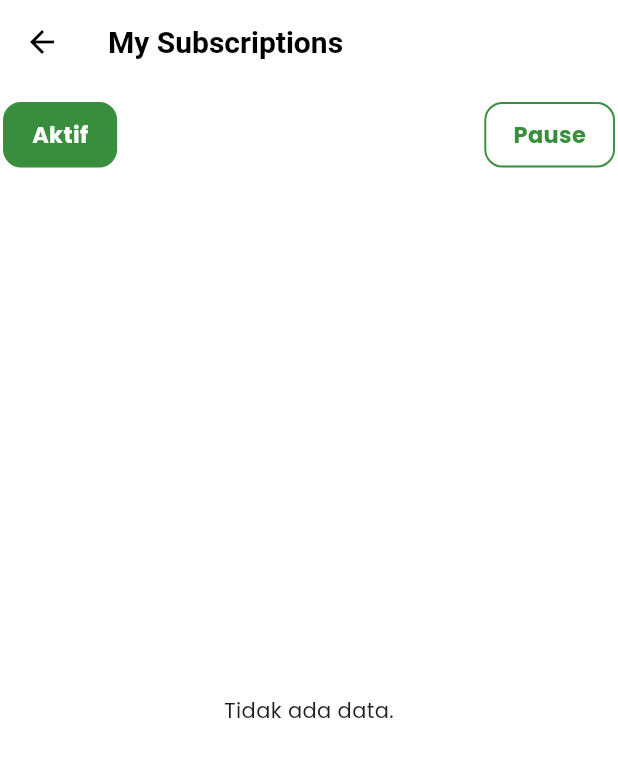
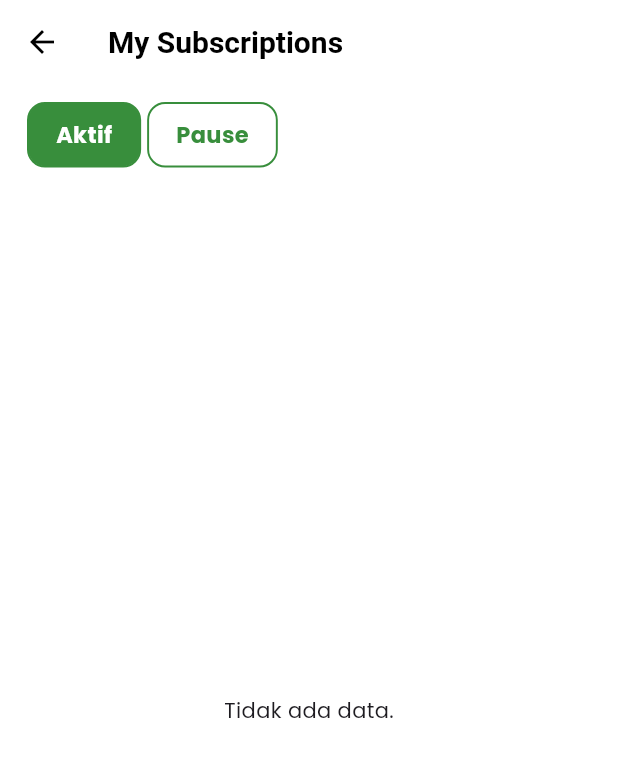
Before and after one commit to ahmadazizfauzi/catering, a Flutter app: the UserSubscriptionScreen screen opened by its route, on a phone screen of 412 x 824 dp. Shown: the top 757 px of the screen. Run offline on Flutter 3.47's test engine with Material 3 defaults, Android fonts, the phone set to English and light mode, and no system bars; our stand-ins replace calendar_date_picker2, cloud_firestore, convex_bottom_bar, dropdown_button2, firebase_auth, firebase_core; accounts and stored records are empty.

Commit message:
fix(filter): adjust ui

```diff
--- a/lib/features/auth/presentation/pages/login_screen.dart
+++ b/lib/features/auth/presentation/pages/login_screen.dart
@@ -151,7 +151,7 @@ class _LoginScreenState extends State<LoginScreen> {
                             "Don't have an account? Register",
                             style: TextStyle(
                               fontSize: 14,
-                              color: AppColors.brand['accent'],
+                              color: AppColors.brand['default'],
                               fontWeight: FontWeight.w500,
                             ),
                           ),
--- a/lib/features/auth/presentation/pages/register_screen.dart
+++ b/lib/features/auth/presentation/pages/register_screen.dart
@@ -180,7 +180,7 @@ class _RegisterScreenState extends State<RegisterScreen> {
                             'Already have an account? Login',
                             style: TextStyle(
                               fontSize: 14,
-                              color: AppColors.brand['accent'],
+                              color: AppColors.brand['default'],
                               fontWeight: FontWeight.w500,
                             ),
                           ),
--- a/lib/features/subscription/presentation/pages/user/user_subscription_screen.dart
+++ b/lib/features/subscription/presentation/pages/user/user_subscription_screen.dart
@@ -54,9 +54,13 @@ class _UserSubscriptionScreenState extends State<UserSubscriptionScreen> {
       body: Column(
         children: [
           const SizedBox(height: 12),
-          FilterUserSubscriptionSection(
-            selectedIndex: _selectedTab,
-            onChanged: (i) => setState(() => _selectedTab = i),
+          Padding(
+            padding: const EdgeInsets.symmetric(horizontal: 16),
+            child: FilterUserSubscriptionSection(
+              mainAxisAlignment: MainAxisAlignment.start,
+              selectedIndex: _selectedTab,
+              onChanged: (i) => setState(() => _selectedTab = i),
+            ),
           ),
           const SizedBox(height: 12),
           Expanded(
--- a/lib/features/subscription/presentation/widgets/section/filter/filter_user_subscription_section.dart
+++ b/lib/features/subscription/presentation/widgets/section/filter/filter_user_subscription_section.dart
@@ -5,18 +5,20 @@ class FilterUserSubscriptionSection extends StatelessWidget {
   final int selectedIndex;
   final ValueChanged<int> onChanged;
   final List<String> tabs;
+  final MainAxisAlignment mainAxisAlignment;
 
   const FilterUserSubscriptionSection({
     super.key,
     required this.selectedIndex,
     required this.onChanged,
     this.tabs = const ['Aktif', 'Pause'],
+    this.mainAxisAlignment = MainAxisAlignment.spaceBetween,
   });
 
   @override
   Widget build(BuildContext context) {
     return Row(
-      mainAxisAlignment: MainAxisAlignment.spaceBetween,
+      mainAxisAlignment: mainAxisAlignment,
       children: List.generate(tabs.length, (i) {
         final isSelected = selectedIndex == i;
         return Padding(
@@ -26,7 +28,10 @@ class FilterUserSubscriptionSection extends StatelessWidget {
             child: Container(
               padding: const EdgeInsets.symmetric(horizontal: 18, vertical: 10),
               decoration: BoxDecoration(
-                color: isSelected ? AppColors.brand['default'] : Colors.transparent,
+                color:
+                    isSelected
+                        ? AppColors.brand['default']
+                        : Colors.transparent,
                 border: Border.all(
                   color: AppColors.brand['default']!,
                   width: 1.3,
@@ -36,9 +41,10 @@ class FilterUserSubscriptionSection extends StatelessWidget {
               child: Text(
                 tabs[i],
                 style: TextStyle(
-                  color: isSelected
-                      ? AppColors.white['default']
-                      : AppColors.brand['default'],
+                  color:
+                      isSelected
+                          ? AppColors.white['default']
+                          : AppColors.brand['default'],
                   fontWeight: FontWeight.bold,
                   fontSize: 15,
                 ),
```
